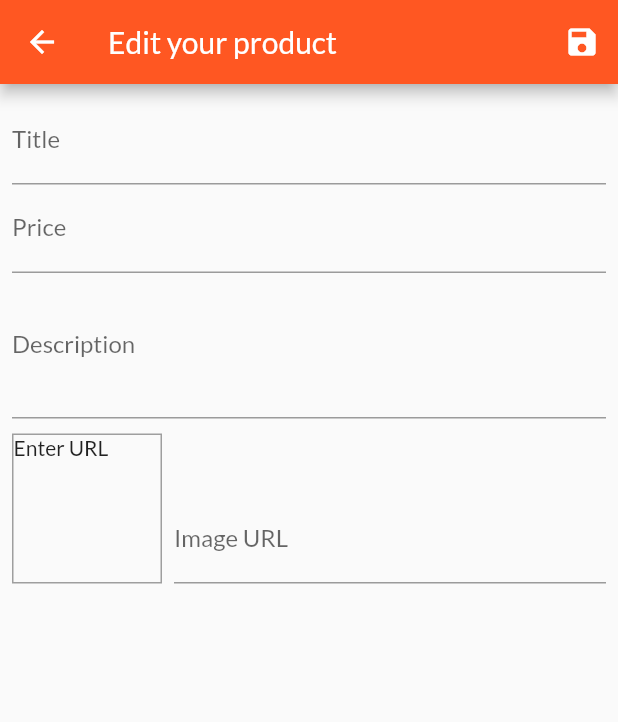
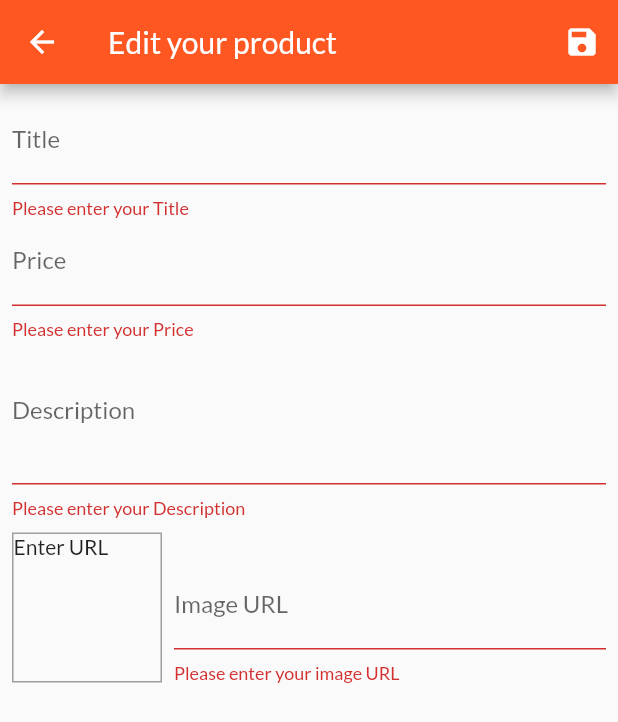
Before and after one commit to dobean99/shop_app, a Flutter app: the EditProductScreen screen opened by its route, after a tap on the "save" icon, on a phone screen of 412 x 824 dp. Shown: the top 722 px of the screen. Run offline on Flutter 3.47's test engine with Material 2 defaults, Android fonts, the phone set to English and light mode, and no system bars; network calls fail.

Commit message:
Add validation in all Input

```diff
--- a/lib/screens/edit_product_screen.dart
+++ b/lib/screens/edit_product_screen.dart
@@ -37,10 +37,19 @@ class _EditProductScreenState extends State<EditProductScreen> {
   }
 
   void _updateImageUrl() {
-    if (!_imageUrlFocus.hasFocus) setState(() {});
+    if (!_imageUrlFocus.hasFocus) {
+      if ((!_imageUrlController.text.startsWith('http') &&
+              !_imageUrlController.text.startsWith('https')) ||
+          (!_imageUrlController.text.endsWith('.jpg') &&
+              !_imageUrlController.text.endsWith('.png') &&
+              !_imageUrlController.text.endsWith('jpeg'))) return;
+      setState(() {});
+    }
   }
 
   void _saveForm() {
+    final _isValid = _form.currentState.validate();
+    if (!_isValid) return;
     _form.currentState.save();
     print(_editProduct.title);
     print(_editProduct.price);
@@ -83,6 +92,10 @@ class _EditProductScreenState extends State<EditProductScreen> {
                     description: _editProduct.description,
                   );
                 },
+                validator: (value) {
+                  if (value.isEmpty) return 'Please enter your Title';
+                  return null;
+                },
               ),
               TextFormField(
                 decoration: InputDecoration(
@@ -102,6 +115,14 @@ class _EditProductScreenState extends State<EditProductScreen> {
                     description: _editProduct.description,
                   );
                 },
+                validator: (value) {
+                  if (value.isEmpty) return 'Please enter your Price';
+                  if (double.parse(value) <= 0)
+                    return 'Please enter number greater than 0 ';
+                  if (double.tryParse(value) == null)
+                    return 'Please enter a valid number';
+                  return null;
+                },
               ),
               TextFormField(
                 decoration: InputDecoration(
@@ -117,6 +138,12 @@ class _EditProductScreenState extends State<EditProductScreen> {
                     imageUrl: _editProduct.imageUrl,
                     description: newValue,
                   );
+                },
+                validator: (value) {
+                  if (value.isEmpty) return 'Please enter your Description';
+                  if (value.length < 10)
+                    return 'Should be at least 10 characters long';
+                  return null;
                 },
               ),
               Row(
@@ -156,6 +183,16 @@ class _EditProductScreenState extends State<EditProductScreen> {
                           description: _editProduct.description,
                         );
                       },
+                      validator: (value) {
+                        if (value.isEmpty) return 'Please enter your image URL';
+                        if ((!value.startsWith('http') &&
+                                !value.startsWith('https')) ||
+                            (!value.endsWith('.jpg') &&
+                                !value.endsWith('.png') &&
+                                !value.endsWith('jpeg')))
+                          return 'Please enter a valid URL';
+                        return null;
+                      },
                     ),
                   ),
                 ],
```
